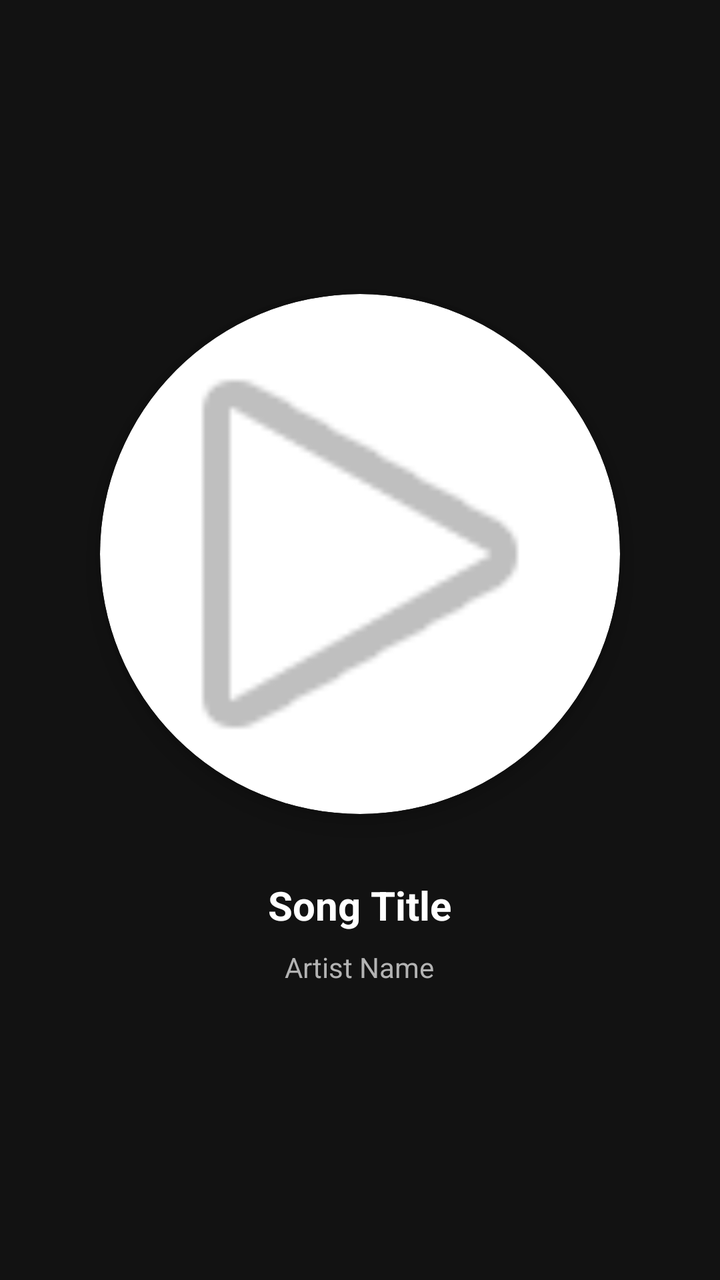
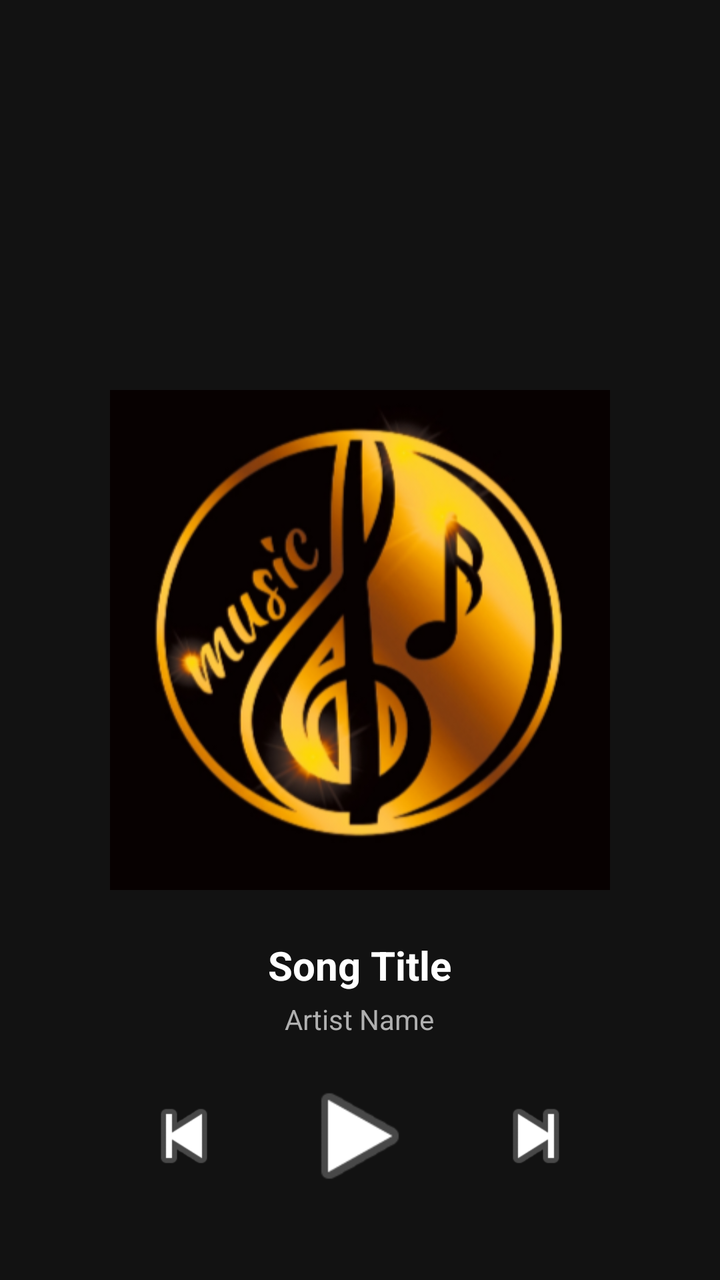

Before-and-after screenshots of an Android layout around one commit, followed by the original layout XML and the change that was made.
<!-- AndroidManifest.xml: application theme Theme.MXStylePlayer -->
<!-- res/layout/activity_music_player.xml -->
<?xml version="1.0" encoding="utf-8"?>
<LinearLayout xmlns:android="http://schemas.android.com/apk/res/android"
    xmlns:app="http://schemas.android.com/apk/res-auto"
    android:layout_width="match_parent"
    android:layout_height="match_parent"
    android:background="#121212"
    android:gravity="center"
    android:orientation="vertical"
    android:padding="24dp">

    
    <androidx.cardview.widget.CardView
        android:layout_width="260dp"
        android:layout_height="260dp"
        app:cardCornerRadius="130dp"
        app:cardElevation="8dp">

        <ImageView
            android:id="@+id/imgMusicThumbnail"
            android:layout_width="match_parent"
            android:layout_height="match_parent"
            android:scaleType="centerCrop"
            android:src="@android:drawable/ic_media_play" />
    </androidx.cardview.widget.CardView>

    <TextView
        android:id="@+id/txtSongTitle"
        android:layout_width="wrap_content"
        android:layout_height="wrap_content"
        android:layout_marginTop="32dp"
        android:ellipsize="end"
        android:maxLines="1"
        android:text="Song Title"
        android:textColor="#FFFFFF"
        android:textSize="20sp"
        android:textStyle="bold" />

    <TextView
        android:id="@+id/txtArtistName"
        android:layout_width="wrap_content"
        android:layout_height="wrap_content"
        android:layout_marginTop="8dp"
        android:text="Artist Name"
        android:textColor="#B3B3B3"
        android:textSize="14sp" />

</LinearLayout>
<!-- resources referenced by this layout -->
<resources>
  <style name="Theme.MXStylePlayer" parent="Theme.Material3.DayNight.NoActionBar"><item name="android:windowActionModeOverlay">true</item><item name="android:navigationBarColor">#000000</item><item name="android:statusBarColor">#000000</item></style>
</resources>

<!-- the commit's change to res/layout/activity_music_player.xml (unified diff, before → after) -->
@@ -1,35 +1,25 @@
 <?xml version="1.0" encoding="utf-8"?>
-<LinearLayout xmlns:android="http://schemas.android.com/apk/res/android"
-    xmlns:app="http://schemas.android.com/apk/res-auto"
+<RelativeLayout xmlns:android="http://schemas.android.com/apk/res/android"
     android:layout_width="match_parent"
     android:layout_height="match_parent"
-    android:background="#121212"
-    android:gravity="center"
-    android:orientation="vertical"
-    android:padding="24dp">
+    android:background="#121212">
 
     
-    <androidx.cardview.widget.CardView
-        android:layout_width="260dp"
-        android:layout_height="260dp"
-        app:cardCornerRadius="130dp"
-        app:cardElevation="8dp">
+    <ImageView
+        android:id="@+id/imgMusicThumbnail"
+        android:layout_width="250dp"
+        android:layout_height="250dp"
+        android:layout_centerInParent="true"
+        android:src="@drawable/my_custom_thumbnail" />
 
-        <ImageView
-            android:id="@+id/imgMusicThumbnail"
-            android:layout_width="match_parent"
-            android:layout_height="match_parent"
-            android:scaleType="centerCrop"
-            android:src="@android:drawable/ic_media_play" />
-    </androidx.cardview.widget.CardView>
-
+    
     <TextView
         android:id="@+id/txtSongTitle"
         android:layout_width="wrap_content"
         android:layout_height="wrap_content"
-        android:layout_marginTop="32dp"
-        android:ellipsize="end"
-        android:maxLines="1"
+        android:layout_below="@id/imgMusicThumbnail"
+        android:layout_centerHorizontal="true"
+        android:layout_marginTop="24dp"
         android:text="Song Title"
         android:textColor="#FFFFFF"
         android:textSize="20sp"
@@ -39,9 +29,42 @@
         android:id="@+id/txtArtistName"
         android:layout_width="wrap_content"
         android:layout_height="wrap_content"
-        android:layout_marginTop="8dp"
+        android:layout_below="@id/txtSongTitle"
+        android:layout_centerHorizontal="true"
+        android:layout_marginTop="4dp"
         android:text="Artist Name"
-        android:textColor="#B3B3B3"
+        android:textColor="#B0B0B0"
         android:textSize="14sp" />
 
-</LinearLayout>
+    
+    <LinearLayout
+        android:layout_width="match_parent"
+        android:layout_height="wrap_content"
+        android:layout_alignParentBottom="true"
+        android:layout_marginBottom="40dp"
+        android:gravity="center"
+        android:orientation="horizontal">
+
+        <ImageView
+            android:id="@+id/btnPrevious"
+            android:layout_width="48dp"
+            android:layout_height="48dp"
+            android:layout_marginEnd="32dp"
+            android:src="@android:drawable/ic_media_previous" />
+
+        <ImageView
+            android:id="@+id/btnPlayPause"
+            android:layout_width="64dp"
+            android:layout_height="64dp"
+            android:src="@android:drawable/ic_media_play" />
+
+        <ImageView
+            android:id="@+id/btnNext"
+            android:layout_width="48dp"
+            android:layout_height="48dp"
+            android:layout_marginStart="32dp"
+            android:src="@android:drawable/ic_media_next" />
+
+    </LinearLayout>
+
+</RelativeLayout>
<!-- resource entries referenced after the edit -->
@@ -1,5 +1,6 @@
 <!-- resources referenced by this layout -->
 <resources>
+  <!-- drawable my_custom_thumbnail: png bitmap (drawable, 206924 bytes) -->
   <style name="Theme.MXStylePlayer" parent="Theme.Material3.DayNight.NoActionBar"><item name="android:windowActionModeOverlay">true</item><item name="android:navigationBarColor">#000000</item><item name="android:statusBarColor">#000000</item></style>
 </resources>
 
